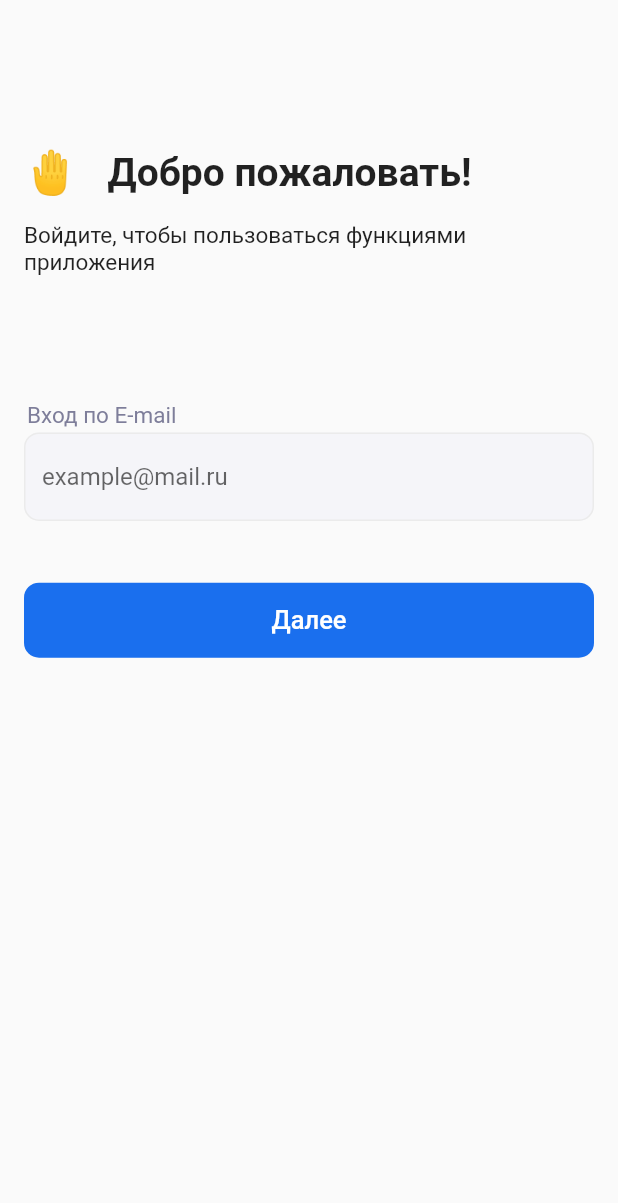
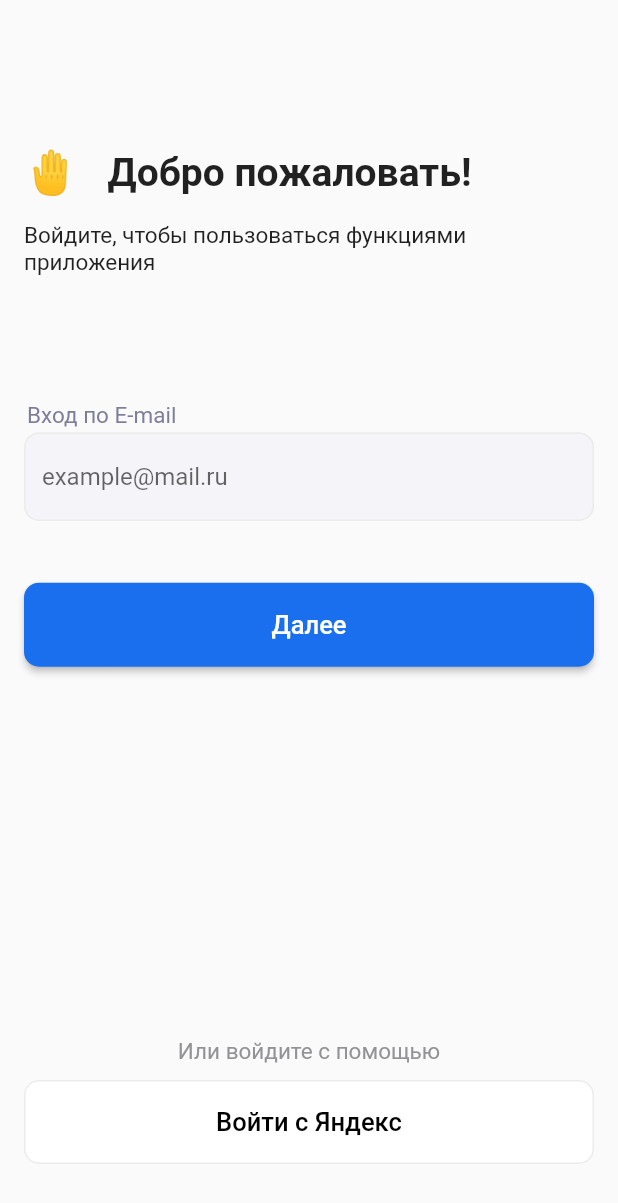
Before and after one commit to Takeshidze/flutter_medic, a Flutter app: the RegistrationEmailScreen screen opened by its route, on a phone screen of 412 x 824 dp. Shown: the top 1203 px of the screen. Run offline on Flutter 3.47's test engine with Material 2 defaults, Android fonts, the phone set to English and light mode, and no system bars; our stand-ins replace carousel_slider.

Commit message:
код почты

```diff
--- a/lib/modules/screens/registration_email_screen/registration_email_screen.dart
+++ b/lib/modules/screens/registration_email_screen/registration_email_screen.dart
@@ -1,16 +1,17 @@
 import 'package:flutter/material.dart';
 import 'package:flutter_beginning/modules/widgets/email_text_field.dart';
-
+import 'package:flutter_beginning/modules/widgets/yandex_button_bar.dart';
 
 class RegistrationEmailScreen extends StatelessWidget {
   const RegistrationEmailScreen({super.key});
 
   @override
   Widget build(BuildContext context) {
-    return  SafeArea(
+    return SafeArea(
       child: Scaffold(
         body: Padding(
-          padding: const EdgeInsets.all(16.0),
+          padding:
+              const EdgeInsets.only(bottom: 48, left: 16, right: 16, top: 16),
           child: Column(
             children: [
               SizedBox(
@@ -20,16 +21,11 @@ class RegistrationEmailScreen extends StatelessWidget {
                 children: [
                   Text(
                     "🤚   ",
-                    style: TextStyle(
-                      fontSize: 28
-                    ),
+                    style: TextStyle(fontSize: 28),
                   ),
                   Text(
                     "Добро пожаловать!",
-                    style: TextStyle(
-                      fontSize: 26,
-                      fontWeight: FontWeight.w600
-                    ),
+                    style: TextStyle(fontSize: 26, fontWeight: FontWeight.w600),
                   )
                 ],
               ),
@@ -40,14 +36,20 @@ class RegistrationEmailScreen extends StatelessWidget {
                 "Войдите, чтобы пользоваться функциями приложения",
                 style: TextStyle(
                   fontSize: 15,
-
                 ),
               ),
               SizedBox(
                 height: MediaQuery.of(context).size.height * 0.1,
               ),
               const EmailTextFieldState(),
-
+              SizedBox(
+                height: MediaQuery.of(context).size.height * 0.2,
+              ),
+              const Expanded(
+                  child: Align(
+                alignment: Alignment.bottomCenter,
+                child: YandexButtonBar(),
+              ))
             ],
           ),
         ),
--- a/lib/modules/widgets/email_text_field.dart
+++ b/lib/modules/widgets/email_text_field.dart
@@ -5,6 +5,14 @@ class EmailTextFieldState extends StatefulWidget {
 
   @override
   State<EmailTextFieldState> createState() => _EmailTextFieldStateState();
+}
+
+extension EmailValidator on String {
+  bool isValidEmail() {
+    return RegExp(
+            r'^(([^<>()[\]\\.,;:\s@\"]+(\.[^<>()[\]\\.,;:\s@\"]+)*)|(\".+\"))@((\[[0-9]{1,3}\.[0-9]{1,3}\.[0-9]{1,3}\.[0-9]{1,3}\])|(([a-zA-Z\-0-9]+\.)+[a-zA-Z]{2,}))$')
+        .hasMatch(this);
+  }
 }
 
 class _EmailTextFieldStateState extends State<EmailTextFieldState> {
@@ -19,65 +27,55 @@ class _EmailTextFieldStateState extends State<EmailTextFieldState> {
             child: Text(
               "Вход по E-mail",
               style: TextStyle(
-                fontSize: 15,
-                color: Color.fromRGBO(126, 126, 154, 1)
-              ),
+                  fontSize: 15, color: Color.fromRGBO(126, 126, 154, 1)),
               textAlign: TextAlign.start,
-
             ),
           ),
-
-          const TextField(
-
+          TextFormField(
+            autovalidateMode: AutovalidateMode.always,
+            validator: (input) {
+              if (input!.isValidEmail()) {
+                var is_enable_button = true;
+              }
+            },
             keyboardType: TextInputType.emailAddress,
-            decoration: InputDecoration(
+            decoration: const InputDecoration(
                 enabledBorder: OutlineInputBorder(
                     borderRadius: BorderRadius.all(Radius.circular(10)),
                     borderSide: BorderSide(
                       color: Color.fromRGBO(235, 235, 235, 1),
-
-                )
-              ),
+                    )),
                 border: OutlineInputBorder(
                     borderRadius: BorderRadius.all(Radius.circular(10)),
-
                     borderSide: BorderSide(
                       color: Color.fromRGBO(235, 235, 235, 1),
-
-                )
-              ),
+                    )),
                 hintText: "example@mail.ru",
                 filled: true,
-              fillColor: Color.fromRGBO(245, 245, 249, 1)
-
-            ),
+                fillColor: Color.fromRGBO(245, 245, 249, 1)),
           ),
           SizedBox(
             height: MediaQuery.of(context).size.height * 0.05,
           ),
-          const SizedBox(
+          SizedBox(
             width: double.infinity,
             child: ElevatedButton(
-            onPressed: null,
-            style: ButtonStyle(
+              onPressed: () {
+                Navigator.of(context).pushNamed('/registration/confirm');
+              },
+              style: const ButtonStyle(
                   shape: MaterialStatePropertyAll(RoundedRectangleBorder(
-                borderRadius: BorderRadius.all(Radius.circular(10))
-              )),
-              padding: MaterialStatePropertyAll(EdgeInsets.only(top: 15, bottom: 15)),
-              backgroundColor: MaterialStatePropertyAll(Color.fromRGBO(26, 111, 238, 1))
-            ),
-            child: Text(
+                      borderRadius: BorderRadius.all(Radius.circular(10)))),
+                  padding: MaterialStatePropertyAll(
+                      EdgeInsets.only(top: 18, bottom: 18)),
+                  backgroundColor: MaterialStatePropertyAll(
+                      Color.fromRGBO(26, 111, 238, 1))),
+              child: const Text(
                 "Далее",
-              style: TextStyle(
-                color: Colors.white,
-                fontSize: 17
-              ),
+                style: TextStyle(color: Colors.white, fontSize: 17),
               ),
             ),
           )
-
-
-
         ],
       ),
     );
--- a/lib/modules/widgets/yandex_button_bar.dart
+++ b/lib/modules/widgets/yandex_button_bar.dart
@@ -5,6 +5,35 @@ class YandexButtonBar extends StatelessWidget {
 
   @override
   Widget build(BuildContext context) {
-    return const Placeholder();
+    return const Column(
+      mainAxisAlignment: MainAxisAlignment.end,
+      children: [
+        Padding(
+          padding: EdgeInsets.all(10),
+          child: Text(
+            "Или войдите с помощью",
+            style: TextStyle(
+                fontSize: 15, color: Color.fromRGBO(147, 147, 150, 1)),
+          ),
+        ),
+        SizedBox(
+          width: double.infinity,
+          child: ElevatedButton(
+            onPressed: null,
+            style: ButtonStyle(
+                shape: MaterialStatePropertyAll(RoundedRectangleBorder(
+                    side: BorderSide(color: Color.fromRGBO(235, 235, 235, 1)),
+                    borderRadius: BorderRadius.all(Radius.circular(10)))),
+                padding: MaterialStatePropertyAll(
+                    EdgeInsets.only(top: 18, bottom: 18)),
+                backgroundColor: MaterialStatePropertyAll(Colors.white)),
+            child: Text(
+              "Войти с Яндекс",
+              style: TextStyle(color: Colors.black, fontSize: 17),
+            ),
+          ),
+        )
+      ],
+    );
   }
 }
--- a/lib/router/route.dart
+++ b/lib/router/route.dart
@@ -1,7 +1,9 @@
 import 'package:flutter_beginning/modules/screens/preview_screen/preview_screen.dart';
+import 'package:flutter_beginning/modules/screens/registration_email_screen/confirmation_code_screen.dart';
 import 'package:flutter_beginning/modules/screens/registration_email_screen/registration_email_screen.dart';
 
 final route = {
   '/': (context) => const PreviewScreen(),
-  '/registration': (context) => const RegistrationEmailScreen()
+  '/registration': (context) => const RegistrationEmailScreen(),
+  '/registration/confirm': (context) => const ConfirmationCodeScreen()
 };
```
Also changed, not shown: lib/modules/screens/registration_email_screen/confirmation_code_screen.dart (added, +75 -0 lines), lib/modules/widgets/otp_input_sizebox.dart (added, +44 -0 lines). Lines whose indentation alone changed are shown as unchanged.
